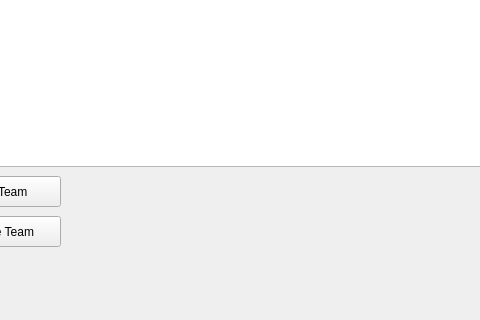
SolomonPRR/COP3003Project-main, file TournamentQtWidgetApp/CreateTournamentWindow.ui: the form before one commit; both pictures show x 390 to 870 and y 131 to 451 of the 951 by 451 pixel window.
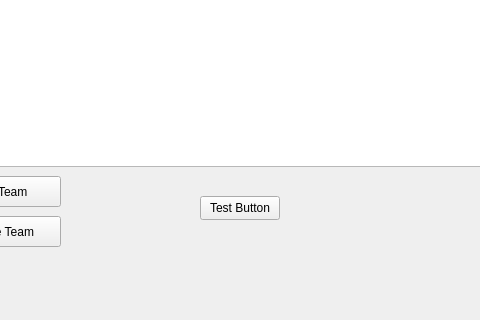
The form after the commit.

```diff
--- a/TournamentQtWidgetApp/CreateTournamentWindow.ui
+++ b/TournamentQtWidgetApp/CreateTournamentWindow.ui
@@ -114,6 +114,19 @@
      </rect>
     </property>
    </widget>
+   <widget class="QPushButton" name="pushButton_5">
+    <property name="geometry">
+     <rect>
+      <x>590</x>
+      <y>310</y>
+      <width>80</width>
+      <height>24</height>
+     </rect>
+    </property>
+    <property name="text">
+     <string>Test Button</string>
+    </property>
+   </widget>
   </widget>
   <widget class="QMenuBar" name="menuBar">
    <property name="geometry">
```
